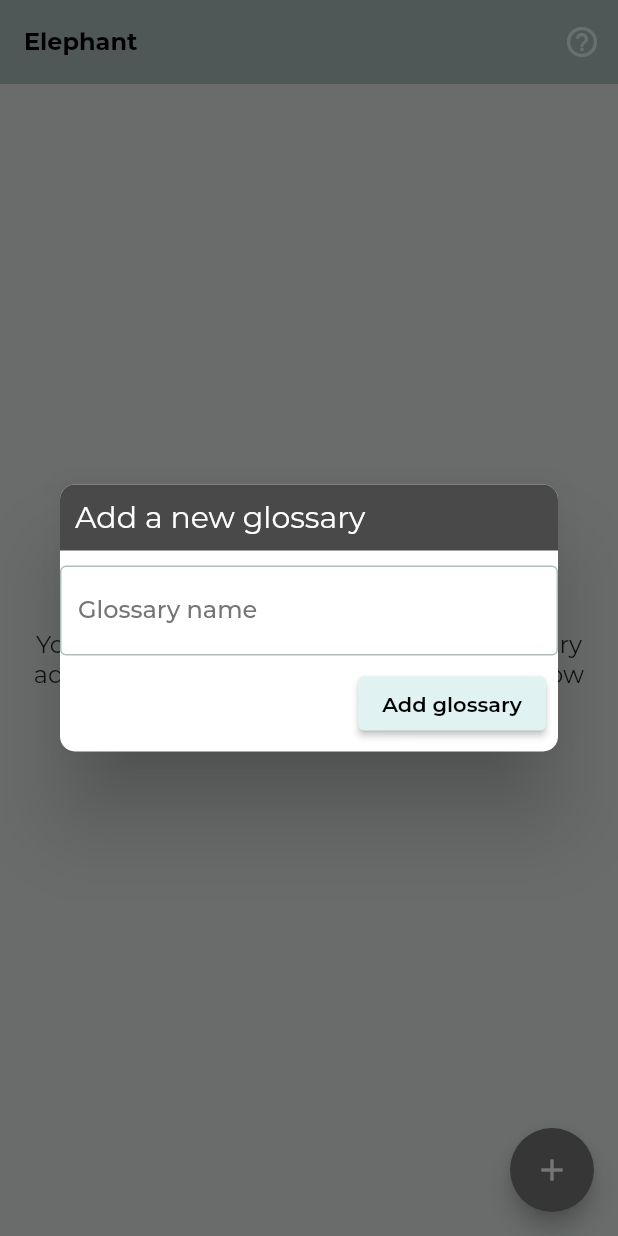
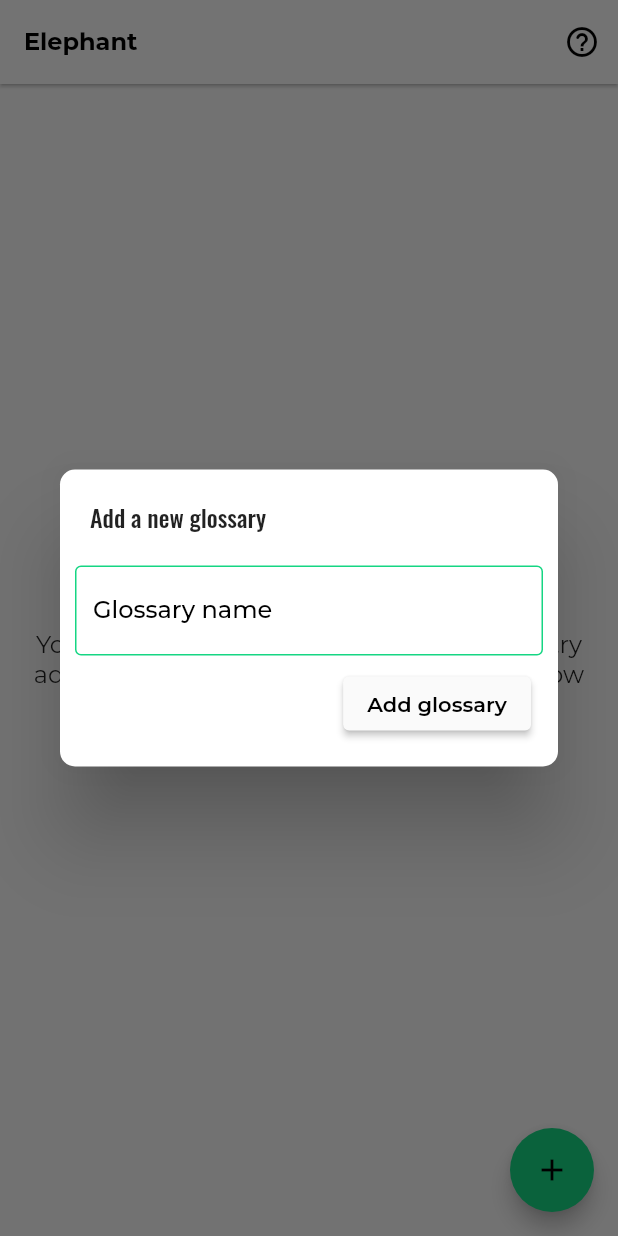
Before and after one commit to knotfold/elephant, a Flutter app: the screen it shows after launch, after a tap on the "add" icon, on a phone screen of 412 x 824 dp. Run offline on Flutter 3.47's test engine with Material 2 defaults, Android fonts, the phone set to English and light mode, and no system bars; our stand-ins replace cloud_firestore, firebase_core, fluttertoast, font_awesome_flutter, google_fonts; accounts and stored records are empty.

Commit message:
bugs and design
fixed some scrolling problems, and added more designs
fixed some lists that were repeating
and the difficult terms part seems to be solvde

```diff
--- a/lib/pages/difficult_terms.dart
+++ b/lib/pages/difficult_terms.dart
@@ -5,13 +5,16 @@ import 'package:elephant/services/controller.dart';
 import 'package:provider/provider.dart';
 
 class DifficultTermsPage extends StatelessWidget {
+  const DifficultTermsPage({Key? key}) : super(key: key);
+
   @override
   Widget build(BuildContext context) {
     Controller controller = Provider.of<Controller>(context);
     final textStyleHeadline = Theme.of(context).textTheme.headline5;
     // TODO: implement build
     return Scaffold(
-      appBar: myAppBar(context: context, type: 'Difficult Terms'),
+      appBar: myAppBar(
+          context: context, type: 'Difficult Terms', title: 'Difficult terms'),
       body: Padding(
         padding: const EdgeInsets.all(10.0),
         child: Column(
--- a/lib/pages/home.dart
+++ b/lib/pages/home.dart
@@ -94,6 +94,7 @@ class DialogAddNewGlossary extends StatefulWidget {
 class _DialogAddNewGlossaryState extends State<DialogAddNewGlossary> {
   @override
   Widget build(BuildContext context) {
+    final textThemeTitle = Theme.of(context).textTheme.headline5;
     bool isLoading = false;
     late String newGlossaryName;
     CollectionReference glossaries =
@@ -103,6 +104,7 @@ class _DialogAddNewGlossaryState extends State<DialogAddNewGlossary> {
     return Dialog(
       shape: RoundedRectangleBorder(borderRadius: BorderRadius.circular(10)),
       child: Container(
+        padding: const EdgeInsets.all(10),
         child: Form(
             key: formKey,
             child: Column(
@@ -110,15 +112,10 @@ class _DialogAddNewGlossaryState extends State<DialogAddNewGlossary> {
               mainAxisSize: MainAxisSize.min,
               children: [
                 Container(
-                  decoration: const BoxDecoration(
-                      color: sDark,
-                      borderRadius: BorderRadius.only(
-                          topLeft: Radius.circular(10),
-                          topRight: Radius.circular(10))),
                   padding: const EdgeInsets.all(10),
-                  child: const Text(
+                  child: Text(
                     'Add a new glossary',
-                    style: TextStyle(fontSize: 20, color: Colors.white),
+                    style: textThemeTitle,
                   ),
                 ),
                 const SizedBox(
--- a/lib/services/controller.dart
+++ b/lib/services/controller.dart
@@ -18,6 +18,7 @@ class Controller with ChangeNotifier {
   bool mixTermsAnswers = false;
   bool testFromAnswers = false;
   bool testFromTerms = true;
+  bool difficultExam = false;
 
   ExamType examType = ExamType.useTerms;
 
--- a/lib/shared/colors.dart
+++ b/lib/shared/colors.dart
@@ -1,14 +1,22 @@
 import 'package:flutter/material.dart';
 
-const primary = Color(0xFFe0f2f1);
+// const primary = Color(0xFFe0f2f1);
+// const pLight = Color(0xFFffffff);
+// const pDark = Color(0xFFaebfbe);
+// const secondaryColor = Color(0xFF757575);
+// const sLight = Color(0xFFa4a4a4);
+// const sDark = Color(0xFF494949);
+
+const primary = Color(0xFFf9f9f9);
 const pLight = Color(0xFFffffff);
-const pDark = Color(0xFFaebfbe);
-const secondaryColor = Color(0xFF757575);
-const sLight = Color(0xFFa4a4a4);
-const sDark = Color(0xFF494949);
-const backgroundColor = Color(0xFF697c2ec);
-const buttonColors = const Color(0xFF35658a);
-const color1 = const Color(0xFF6692ba);
-const yemahuevo = const Color(0XFFff0000);
-const colorg1 = const Color(0xFF000046);
-const colorg2 = const Color(0xFF1cb5e0);
+const pDark = Color(0xFFc6c6c6);
+
+//yellow
+// const secondaryColor = Color(0xFFfcd734);
+// const sLight = Color(0xFFffff6b);
+// const sDark = Color(0xFFc5a600);
+
+//green
+const secondaryColor = Color(0xFF15d683);
+const sLight = Color(0xFF66ffb3);
+const sDark = Color(0xFF00a355);
--- a/lib/themes/app_main_theme.dart
+++ b/lib/themes/app_main_theme.dart
@@ -10,7 +10,7 @@ class GalleryThemeData {
   static final Color _darkFocusColor = Colors.white.withOpacity(0.12);
 
   static ThemeData lightThemeData =
-      themeData(lightColorScheme, _lightFocusColor);
+      themeData(lightColorSchemeGudGreen, _lightFocusColor);
   static ThemeData darkThemeData = themeData(darkColorScheme, _darkFocusColor);
 
   static ThemeData themeData(ColorScheme colorScheme, Color focusColor) {
@@ -19,32 +19,32 @@ class GalleryThemeData {
       textTheme: _textTheme,
       // Matches manifest.json colors and background color.
       primaryColor: const Color(0xFF030303),
-      appBarTheme: AppBarTheme(
-        backgroundColor: colorScheme.primaryVariant,
-        elevation: 0,
-        iconTheme: IconThemeData(color: colorScheme.primary),
+      appBarTheme: const AppBarTheme(
+        elevation: 1,
+        // iconTheme: IconThemeData(color: colorScheme.primary),
       ),
-
-      buttonTheme: const ButtonThemeData(colorScheme: lightColorScheme),
+      buttonBarTheme: ButtonBarThemeData(
+        buttonHeight: 15,
+      ),
+      buttonTheme: const ButtonThemeData(colorScheme: lightColorSchemeGudGreen),
       iconTheme: IconThemeData(color: colorScheme.onPrimary),
       canvasColor: colorScheme.background,
       scaffoldBackgroundColor: colorScheme.background,
       highlightColor: Colors.transparent,
       focusColor: focusColor,
       inputDecorationTheme: InputDecorationTheme(
-          labelStyle: TextStyle(color: colorScheme.secondary),
+          labelStyle: const TextStyle(color: _lightFillColor),
           focusColor: colorScheme.primaryVariant,
           enabledBorder: const OutlineInputBorder(
-            borderSide: BorderSide(color: pDark),
-          ),
+              borderSide: BorderSide(color: secondaryColor)),
           focusedBorder: const OutlineInputBorder(
-            borderSide: BorderSide(color: pDark),
+            borderSide: BorderSide(color: secondaryColor),
           ),
           border: const OutlineInputBorder(
             borderRadius: BorderRadius.all(Radius.circular(10)),
             borderSide: BorderSide(color: Colors.black),
           ),
-          hintStyle: TextStyle(color: colorScheme.primaryVariant)),
+          hintStyle: const TextStyle(color: sDark)),
       snackBarTheme: SnackBarThemeData(
         behavior: SnackBarBehavior.floating,
         backgroundColor: Color.alphaBlend(
@@ -56,20 +56,57 @@ class GalleryThemeData {
     );
   }
 
-  static const ColorScheme lightColorScheme = ColorScheme(
+  // static const ColorScheme lightColorScheme = ColorScheme(
+  //   // primary: Color(0xFFaebfbe),
+  //   primary: Color(0xFFe0f2f1),
+  //   primaryVariant: Color(0xFFaebfbe),
+  //   secondary: Color(0xFF757575),
+  //   secondaryVariant: Color(0xFF494949),
+  //   // background: Color(0xFFE6EBEB),
+  //   background: Colors.white,
+  //   surface: Color(0xFFFAFBFB),
+  //   onBackground: Colors.black,
+  //   error: _lightFillColor,
+  //   onError: _lightFillColor,
+  //   onPrimary: _lightFillColor,
+  //   onSecondary: _darkFillColor,
+  //   onSurface: Color(0xFFe0f2f1),
+  //   brightness: Brightness.light,
+  // );
+
+  static const ColorScheme lightColorSchemeYellow = ColorScheme(
     // primary: Color(0xFFaebfbe),
-    primary: Color(0xFFe0f2f1),
-    primaryVariant: Color(0xFFaebfbe),
-    secondary: Color(0xFF757575),
-    secondaryVariant: Color(0xFF494949),
-    background: Color(0xFFE6EBEB),
-    surface: Color(0xFFFAFBFB),
+    primary: Color(0xFFfafafa),
+    primaryVariant: Color(0xFFc7c7c7),
+    secondary: Color(0xFFfcd734),
+    secondaryVariant: Color(0xFFc5a600),
+    // background: Color(0xFFE6EBEB),
+    background: primary,
+    surface: primary,
     onBackground: Colors.black,
     error: _lightFillColor,
     onError: _lightFillColor,
     onPrimary: _lightFillColor,
-    onSecondary: _darkFillColor,
-    onSurface: Color(0xFFe0f2f1),
+    onSecondary: _lightFillColor,
+    onSurface: _lightFillColor,
+    brightness: Brightness.light,
+  );
+
+  static const ColorScheme lightColorSchemeGudGreen = ColorScheme(
+    // primary: Color(0xFFaebfbe),
+    primary: Color(0xFFfafafa),
+    primaryVariant: Color(0xFFc7c7c7),
+    secondary: Color(0xFF15d683),
+    secondaryVariant: Color(0xFF00a355),
+    // background: Color(0xFFE6EBEB),
+    background: primary,
+    surface: primary,
+    onBackground: Colors.black,
+    error: _lightFillColor,
+    onError: _lightFillColor,
+    onPrimary: _lightFillColor,
+    onSecondary: _lightFillColor,
+    onSurface: _lightFillColor,
     brightness: Brightness.light,
   );
 
@@ -83,8 +120,8 @@ class GalleryThemeData {
     onBackground: Color(0x0DFFFFFF), // White with 0.05 opacity
     error: _darkFillColor,
     onError: _darkFillColor,
-    onPrimary: _darkFillColor,
-    onSecondary: _darkFillColor,
+    onPrimary: _lightFillColor,
+    onSecondary: _lightFillColor,
     onSurface: _darkFillColor,
     brightness: Brightness.dark,
   );
```
Also changed, not shown: lib/pages/exam.dart (+37 -13 lines), lib/pages/exam_results.dart (+12 -4 lines), lib/pages/glossary.dart (+7 -1 lines), lib/shared/widgets.dart (+5 -9 lines), 1 other file.
